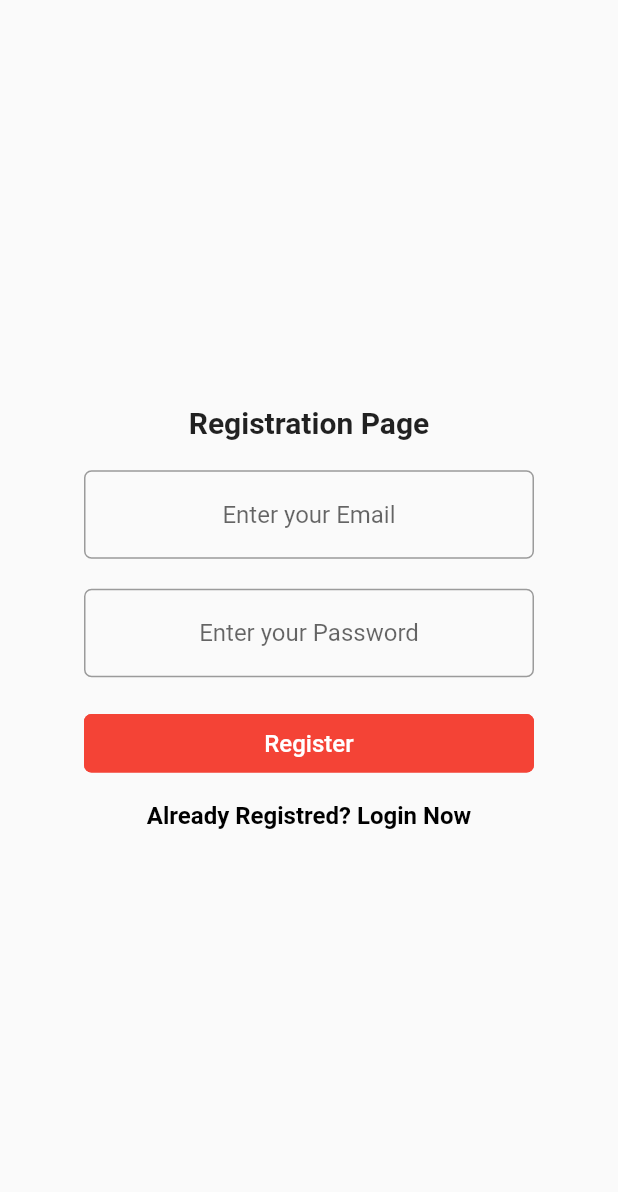
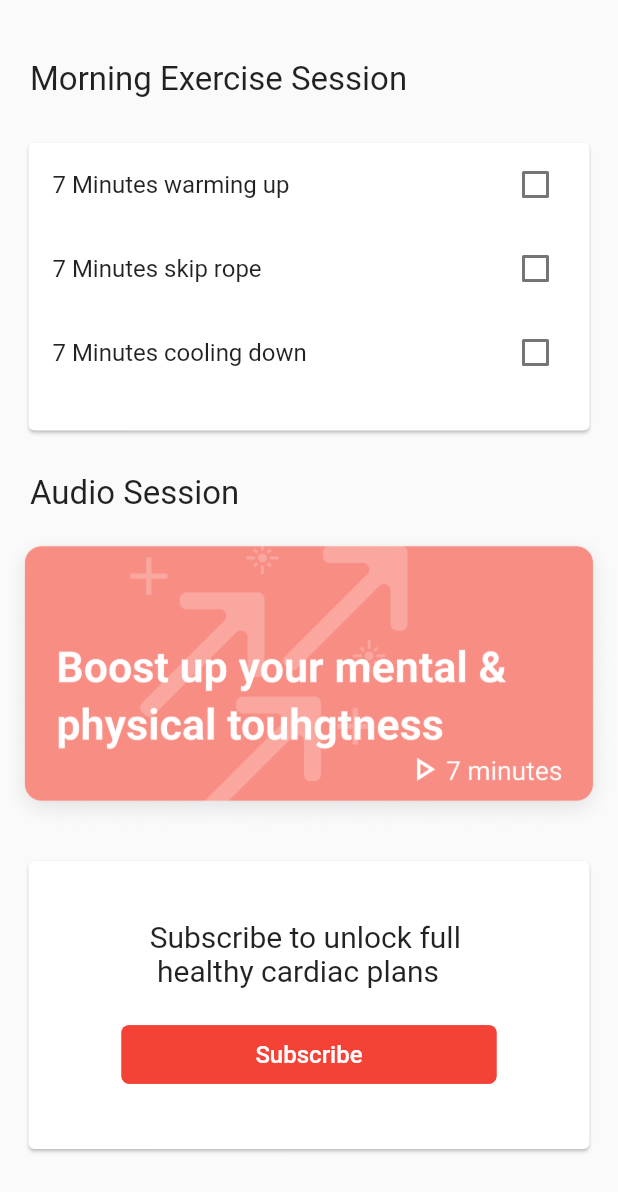
Before and after one commit to nathasyae/heartrate, a Flutter app: the screen it shows after launch, on a phone screen of 412 x 824 dp. Shown: the top 1192 px of the screen. Run offline on Flutter 3.47's test engine with Material 2 defaults, Android fonts, the phone set to English and light mode, and no system bars; our stand-ins replace camera, charts_flutter, cloud_firestore, firebase_auth, firebase_core, fluttertoast and 2 more; accounts and stored records are empty.

Commit message:
add dailyroutines page

```diff
--- a/lib/main.dart
+++ b/lib/main.dart
@@ -1,5 +1,6 @@
 import 'package:flutter/material.dart';
 import 'package:heartrate/pages/checkHeartRate.dart';
+import 'package:heartrate/pages/dailyroutines.dart';
 import 'package:heartrate/pages/measuring.dart';
 import 'package:heartrate/pages/programs.dart';
 import 'package:heartrate/pages/register.dart';
@@ -30,7 +31,8 @@ class MyApp extends StatelessWidget {
           bodyText2: TextStyle(fontSize: 16.0),
         ),
       ),
-      home: Register(),
+      home: DailyRoutines(),
+      // home: Register(),
     );
   }
 }
--- /dev/null
+++ b/lib/pages/dailyroutines.dart
@@ -0,0 +1,148 @@
+import 'package:camera/camera.dart';
+import 'package:flutter/cupertino.dart';
+import 'package:flutter/material.dart';
+import 'package:flutter/rendering.dart';
+import 'package:heartrate/components/button.dart';
+import 'package:wakelock/wakelock.dart';
+// import 'chart.dart';
+import 'package:path_provider/path_provider.dart';
+import 'dart:io';
+import 'package:cloud_firestore/cloud_firestore.dart';
+import 'package:heartrate/style.dart';
+import 'package:flutter/material.dart';
+
+class DailyRoutines extends StatefulWidget {
+  @override
+  ResultView createState() {
+    return ResultView();
+  }
+}
+
+class ResultView extends State<DailyRoutines> {
+
+  Map<String, bool> values = {
+    '7 Minutes warming up': false,
+    '7 Minutes skip rope': false,
+    '7 Minutes cooling down': false,
+  };
+
+  @override
+  Widget build(BuildContext context) {
+    double cardTitleFontSize = 24;
+    double sectionTitleFontSize = 22;
+
+    return Scaffold(
+      body: Column(
+        children: <Widget>[
+          Expanded(
+            child: SizedBox(
+              child: new ListView(
+                scrollDirection: Axis.vertical, // =================================== ROOT COLUMN BEGINS=====<<<
+                children: <Widget>[
+
+                  SizedBox(height:30),
+
+                  // Title 1: Morning
+                  Container(
+                    margin: EdgeInsets.fromLTRB(20, 10, 20, 10),
+                    alignment: Alignment.centerLeft,
+                    child: Text(
+                      "Morning Exercise Session",
+                      style: TextStyle(
+                        fontWeight: FontWeight.w400,
+                        fontSize: sectionTitleFontSize,
+                      ),
+                    ),
+                  ),
+
+                  // CARD 1: workout
+                  Container(
+                    margin: EdgeInsets.all(15),
+                    height: 200,
+                    width: double.maxFinite,
+                    child: Card(
+                      child: ListView(
+                        shrinkWrap: true,
+                        children: values.keys.map((String key) {
+                          return new CheckboxListTile(
+                            title: new Text(key),
+                            value: values[key],
+                            onChanged: (bool value) {
+                              setState(() {
+                                values[key] = value;
+                              });
+                            },
+                          );
+                        }).toList(),
+                      ), //ink
+                    ),
+                  ),
+
+
+                  // Title 2: Audio Session
+                  Container(
+                    margin: EdgeInsets.fromLTRB(20, 10, 20, 10),
+                    alignment: Alignment.centerLeft,
+                    child: Text(
+                      "Audio Session",
+                      style: TextStyle(
+                        fontWeight: FontWeight.w400,
+                        fontSize: sectionTitleFontSize,
+                      ),
+                    ),
+                  ),
+
+                  // CARD 2
+                  Container(
+                      // margin: EdgeInsets.all(15),
+                      child: Image(image: AssetImage('assets/images/audio_card.png')),
+                  ),
+
+                  // CARD 3 : Subscribe
+                  Container(
+                    margin: EdgeInsets.all(15),
+                    height: 200,
+                    width: double.maxFinite,
+                    child: Card(
+                      child: Column(
+                        mainAxisAlignment: MainAxisAlignment.center,
+                        crossAxisAlignment: CrossAxisAlignment.center,
+                        children: <Widget>[
+                          Text('Subscribe to unlock full \n healthy cardiac plans', style: TextStyle(fontSize: 20.0)),
+                          SizedBox(height:20),
+                          FlatButton(
+                            minWidth: 250,
+                            color: Colors.red,
+                            textColor: Colors.white,
+                            disabledColor: Colors.grey,
+                            disabledTextColor: Colors.black,
+                            padding: EdgeInsets.all(10.0),
+                            // splashColor: secondaryRed,
+                            shape: RoundedRectangleBorder(
+                                borderRadius: BorderRadius.circular(5.0),
+                                side: BorderSide(color: Colors.red)
+                            ),
+                            onPressed: () {},
+                            child: Text(
+                              "Subscribe",
+                              style: TextStyle(fontSize: 16.0),
+                            ),
+                          ),
+                        ],
+                      ),//ink
+                    ),
+                  ),
+
+
+                ],
+
+              ),
+              // =================================== ROOT COLUMN ENDS=====<<<
+            ),
+          ),
+        ],
+      ),
+    );
+  }
+
+}
--- a/lib/pages/result.dart
+++ b/lib/pages/result.dart
@@ -2,6 +2,8 @@ import 'package:camera/camera.dart';
 import 'package:flutter/material.dart';
 import 'package:cloud_firestore/cloud_firestore.dart';
 import 'package:flutter/material.dart';
+
+import 'dailyroutines.dart';
 
 final Firestore _db = Firestore.instance;
 
@@ -68,7 +70,7 @@ class ResultView extends State<Result> {
                       style: Theme.of(context).textTheme.bodyText1),
 
                   SizedBox(height: 50),
-                  Text("Rythm Analysis",
+                  Text("Rhythm Analysis",
                       style: Theme.of(context).textTheme.headline2),
                   Row(
                     mainAxisAlignment: MainAxisAlignment.center,
@@ -81,7 +83,6 @@ class ResultView extends State<Result> {
                     ],
                   ),
                   SizedBox(height: 80),
-                  // Button(title: "See Advice", onPressed: doNothing(), isPrimary: true),
                   FlatButton(
                     minWidth: 250,
                     color: Colors.red,
@@ -94,7 +95,12 @@ class ResultView extends State<Result> {
                         borderRadius: BorderRadius.circular(5.0),
                         side: BorderSide(color: Colors.red)
                     ),
-                    onPressed: () {},
+                    onPressed: () {
+                      Navigator.push(
+                          context,
+                          MaterialPageRoute(builder: (context) => DailyRoutines())
+                      );
+                    },
                     child: Text(
                       "See Daily Health Plan",
                       style: TextStyle(fontSize: 16.0),
```
Also changed, not shown: assets/images/Articles.png (added), assets/images/Card Full pic.png (added), assets/images/audio_card.png (added), assets/images/card_audio.png (added), assets/images/cat.png (added), assets/images/food_card.png (added), assets/images/routine_card.png (added), assets/images/workout_card.png (added), lib/pages/recomendation.dart (deleted).
